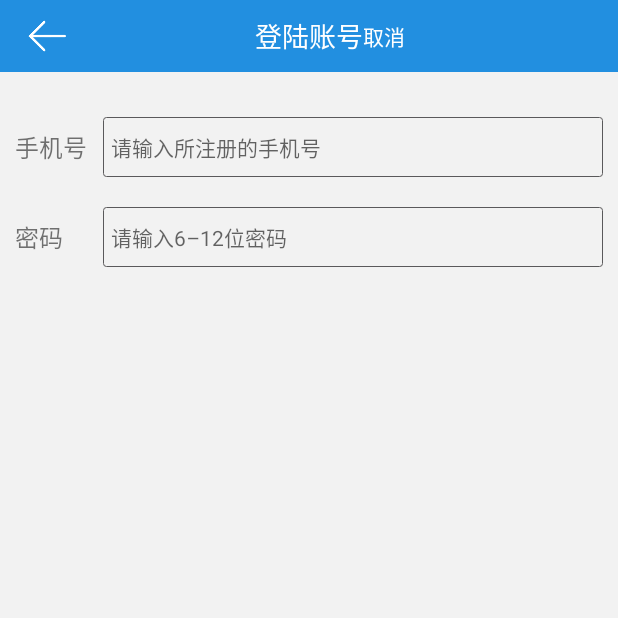
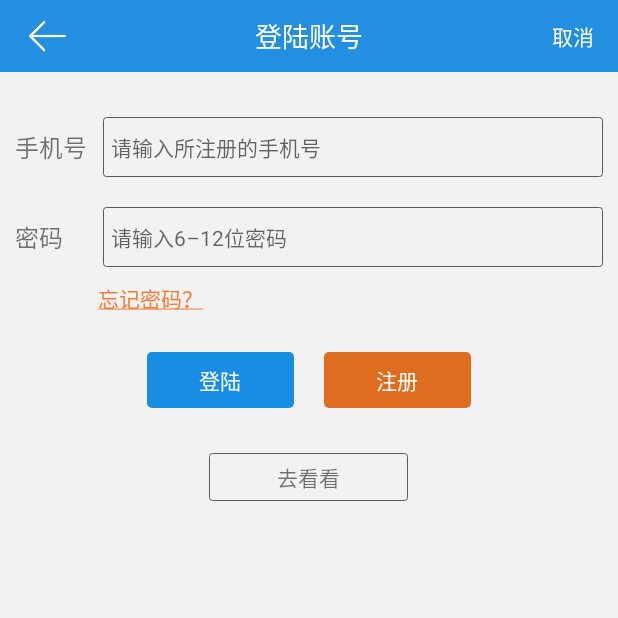
Before and after one commit to miniPinocchio/Ceremony, an Android app: the screen it shows after launch (LoginActivity), on a phone screen of 412 x 824 dp, the top half of it. Run offline under Robolectric (Android 15) with nearby library versions, the phone set to English and light mode, and no system bars; our stand-ins replace ButterKnife.

Commit message:
登录界面ui

```diff
--- a/app/src/main/java/com/liuhui/ceremony/app/activity/LoginActivity.java
+++ b/app/src/main/java/com/liuhui/ceremony/app/activity/LoginActivity.java
@@ -28,6 +28,9 @@ public class LoginActivity extends BaseActivity {
 	@InjectView(R.id.actionBarRightText)
 	TextView rightText;
 
+	@InjectView(R.id.forgetPassword)
+	TextView forgetPassword;
+
 	@Override
 	protected void initViews() {
 		setContentView(R.layout.activity_login);
--- /dev/null
+++ b/app/src/main/res/drawable/shape_login_button.xml
@@ -0,0 +1,5 @@
+<?xml version="1.0" encoding="utf-8"?>
+<shape xmlns:android="http://schemas.android.com/apk/res/android">
+    <corners android:radius="3dp"/>
+    <solid android:color="@color/login_button_color"/>
+</shape>
--- /dev/null
+++ b/app/src/main/res/drawable/shape_register_button.xml
@@ -0,0 +1,5 @@
+<?xml version="1.0" encoding="utf-8"?>
+<shape xmlns:android="http://schemas.android.com/apk/res/android">
+    <corners android:radius="3dp"/>
+    <solid android:color="@color/register_button_color"/>
+</shape>
--- a/app/src/main/res/layout/action_bar.xml
+++ b/app/src/main/res/layout/action_bar.xml
@@ -17,21 +17,20 @@
         android:src="@mipmap/icon_back"/>
 
     <TextView
-        android:id="@id/actionBarTitle"
-        android:layout_width="wrap_content"
-        android:layout_height="wrap_content"
-        android:layout_centerInParent="true"
-        android:textColor="@color/write"
-        android:text="@string/app_name"
-        android:textSize="18sp"/>
-
-    <TextView
         android:id="@id/actionBarRightText"
         android:layout_width="wrap_content"
         android:layout_height="wrap_content"
         android:layout_alignParentRight="true"
         android:layout_centerVertical="true"
-        android:layout_toRightOf="@id/actionBarTitle"
-        android:textColor="@color/write"
+        android:textColor="@color/white"
         android:textSize="14sp"/>
+
+    <TextView
+        android:id="@id/actionBarTitle"
+        android:layout_width="wrap_content"
+        android:layout_height="wrap_content"
+        android:layout_centerInParent="true"
+        android:gravity="center_horizontal"
+        android:textColor="@color/white"
+        android:textSize="18sp"/>
 </RelativeLayout>
--- a/app/src/main/res/layout/activity_login.xml
+++ b/app/src/main/res/layout/activity_login.xml
@@ -63,4 +63,56 @@
             android:padding="5dp"
             android:textSize="14sp"/>
     </LinearLayout>
+
+    <TextView
+        android:id="@id/forgetPassword"
+        android:layout_width="wrap_content"
+        android:layout_height="wrap_content"
+        android:layout_marginLeft="55dp"
+        android:padding="10dp"
+        android:text="@string/forget_password"
+        android:textColor="@color/forget_password_color"/>
+
+    <LinearLayout
+        android:layout_width="match_parent"
+        android:layout_height="wrap_content"
+        android:layout_marginTop="15dp"
+        android:gravity="center_horizontal"
+        android:orientation="horizontal"
+        android:weightSum="1">
+
+        <TextView
+            android:layout_width="0dp"
+            android:layout_height="wrap_content"
+            android:layout_marginRight="10dp"
+            android:layout_weight="0.25"
+            android:background="@drawable/shape_login_button"
+            android:gravity="center_horizontal"
+            android:padding="8dp"
+            android:text="@string/login"
+            android:textColor="@color/white"/>
+
+        <TextView
+            android:layout_width="0dp"
+            android:layout_height="wrap_content"
+            android:layout_marginLeft="10dp"
+            android:layout_weight="0.25"
+            android:background="@drawable/shape_register_button"
+            android:gravity="center_horizontal"
+            android:padding="8dp"
+            android:text="@string/register"
+            android:textColor="@color/white"/>
+    </LinearLayout>
+
+    <TextView
+        android:layout_width="wrap_content"
+        android:layout_height="wrap_content"
+        android:layout_gravity="center_horizontal"
+        android:layout_marginTop="30dp"
+        android:background="@drawable/shape_round_rect"
+        android:paddingBottom="5dp"
+        android:paddingLeft="45dp"
+        android:paddingRight="45dp"
+        android:paddingTop="5dp"
+        android:text="@string/go_home"/>
 </LinearLayout>
--- a/app/src/main/res/values/colors.xml
+++ b/app/src/main/res/values/colors.xml
@@ -1,6 +1,9 @@
 <?xml version="1.0" encoding="utf-8"?>
 <resources>
     <color name="action_bar_background">#228fe0</color>
-    <color name="write">#fff</color>
+    <color name="white">#fff</color>
     <color name="window_background">#f2f2f2</color>
+    <color name="forget_password_color">#f27b33</color>
+    <color name="login_button_color">#188de4</color>
+    <color name="register_button_color">#df6d1f</color>
 </resources>
--- a/app/src/main/res/values/ids.xml
+++ b/app/src/main/res/values/ids.xml
@@ -4,4 +4,5 @@
     <item name="actionBarTitle" type="id"/>
     <item name="actionBarRightText" type="id"/>
     <item name="back" type="id"/>
+    <item name="forgetPassword" type="id"/>
 </resources>
--- a/app/src/main/res/values/strings.xml
+++ b/app/src/main/res/values/strings.xml
@@ -7,6 +7,10 @@
     <string name="password">密码</string>
     <string name="input_login_mobile_phone">请输入所注册的手机号</string>
     <string name="input_login_password">请输入6–12位密码</string>
+    <string name="forget_password"><u>忘记密码？</u></string>
+    <string name="login">登陆</string>
+    <string name="register">注册</string>
+    <string name="go_home">去看看</string>
 
     <string name="hello_world">Hello world!</string>
     <string name="action_settings">Settings</string>
```
Also changed, not shown: 1 other file.
